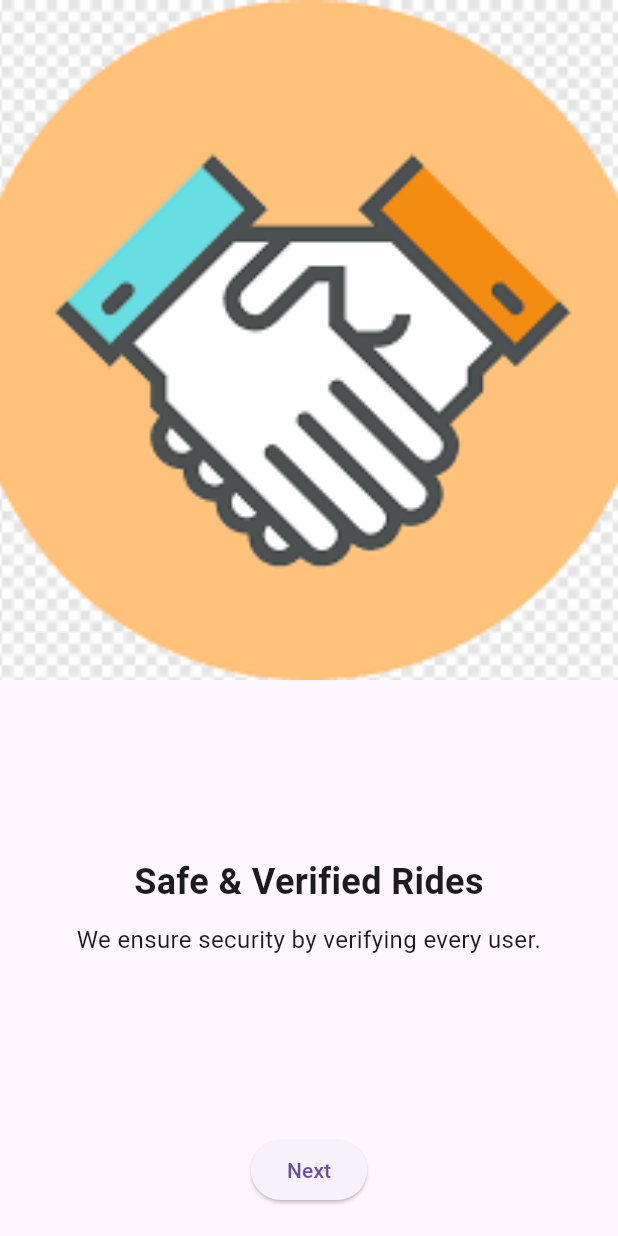
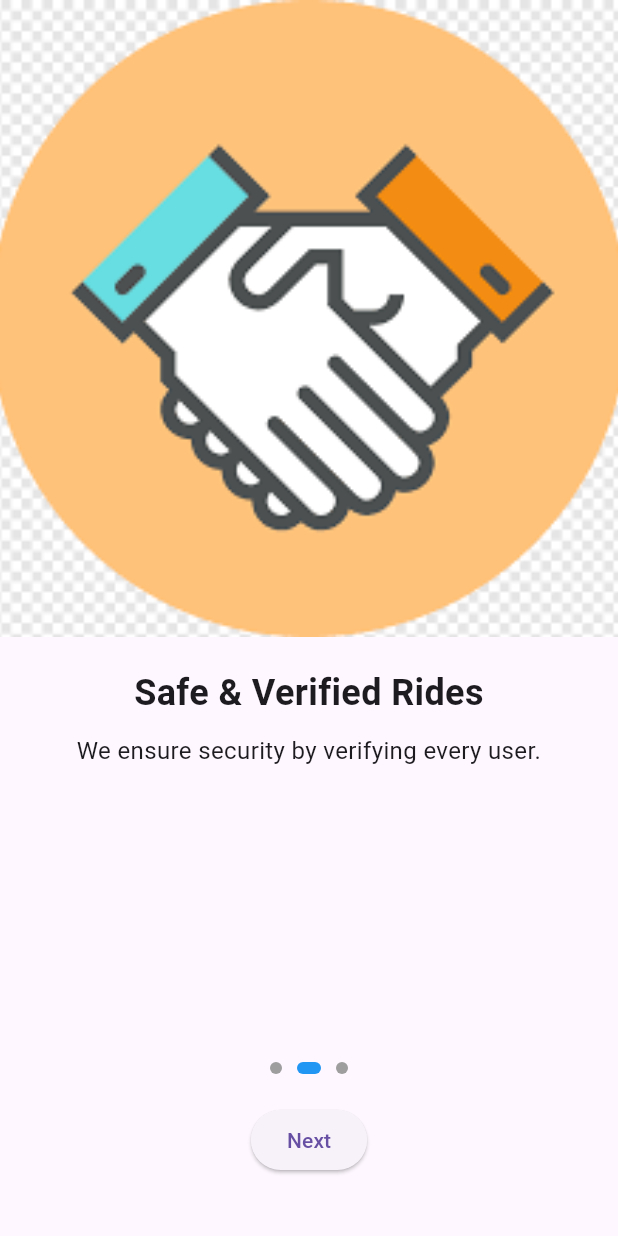
Before and after one commit to knjain1995/kctrustedcarpool, a Flutter app: the screen it shows after launch, after a tap on "Next", on a phone screen of 412 x 824 dp. Run offline on Flutter 3.47's test engine with Material 3 defaults, Android fonts, the phone set to English and light mode, and no system bars; our stand-ins replace firebase_auth, firebase_core, flutter_login; accounts and stored records are empty.

Commit message:
enhanced onboarding screens with pill based movement indicators

```diff
--- a/lib/screens/onboarding_screen.dart
+++ b/lib/screens/onboarding_screen.dart
@@ -9,6 +9,7 @@ class OnboardingScreen extends StatefulWidget {
 }
 
 class _OnboardingScreenState extends State<OnboardingScreen> {
+  final PageController _pageController = PageController();
   int currentIndex = 0;
 
   final List<Map<String, String>> onboardingData = [
@@ -31,9 +32,10 @@ class _OnboardingScreenState extends State<OnboardingScreen> {
 
   void nextPage() {
     if (currentIndex < onboardingData.length - 1) {
-      setState(() {
-        currentIndex++;
-      });
+      _pageController.nextPage(
+        duration: Duration(milliseconds: 500),
+        curve: Curves.easeInOut,
+      );
     } else {
       Navigator.of(context).pushReplacementNamed(LoginScreen.routeName);
     }
@@ -43,27 +45,88 @@ class _OnboardingScreenState extends State<OnboardingScreen> {
   Widget build(BuildContext context) {
     return Scaffold(
       body: Column(
+        children: [
+          Expanded(
+            flex: 4,
+            child: PageView.builder(
+              controller: _pageController,
+              itemCount: onboardingData.length,
+              onPageChanged: (index) {
+                setState(() {
+                  currentIndex = index;
+                });
+              },
+              itemBuilder: (context, index) => OnboardingPage(
+                image: onboardingData[index]["image"]!,
+                title: onboardingData[index]["title"]!,
+                description: onboardingData[index]["description"]!,
+              ),
+            ),
+          ),
+          Row(
+            mainAxisAlignment: MainAxisAlignment.center,
+            children: List.generate(
+              onboardingData.length,
+              (index) => buildDot(index),
+            ),
+          ),
+          SizedBox(height: 20),
+          ElevatedButton(
+            onPressed: nextPage,
+            child: Text(currentIndex < onboardingData.length - 1 ? "Next" : "Get Started"),
+          ),
+          SizedBox(height: 40),
+        ],
+      ),
+    );
+  }
+
+  Widget buildDot(int index) {
+    return AnimatedContainer(
+      duration: Duration(milliseconds: 300),
+      margin: EdgeInsets.symmetric(horizontal: 5),
+      height: 8,
+      width: currentIndex == index ? 16 : 8,
+      decoration: BoxDecoration(
+        color: currentIndex == index ? Colors.blue : Colors.grey,
+        borderRadius: BorderRadius.circular(4),
+      ),
+    );
+  }
+}
+
+class OnboardingPage extends StatelessWidget {
+  final String image, title, description;
+
+  const OnboardingPage({
+    required this.image,
+    required this.title,
+    required this.description,
+  });
+
+  @override
+  Widget build(BuildContext context) {
+    return Column(
       mainAxisAlignment: MainAxisAlignment.center,
       children: [
         Expanded(
           flex: 3,
-            child: Image.asset(onboardingData[currentIndex]["image"]!, fit: BoxFit.cover),
+          child: Image.asset(image, fit: BoxFit.cover),
         ),
         Expanded(
           flex: 2,
           child: Padding(
             padding: const EdgeInsets.all(20.0),
             child: Column(
-                mainAxisAlignment: MainAxisAlignment.center,
               children: [
                 Text(
-                    onboardingData[currentIndex]["title"]!,
+                  title,
                   style: TextStyle(fontSize: 24, fontWeight: FontWeight.bold),
                   textAlign: TextAlign.center,
                 ),
                 SizedBox(height: 10),
                 Text(
-                    onboardingData[currentIndex]["description"]!,
+                  description,
                   style: TextStyle(fontSize: 16),
                   textAlign: TextAlign.center,
                 ),
@@ -71,13 +134,7 @@ class _OnboardingScreenState extends State<OnboardingScreen> {
             ),
           ),
         ),
-          ElevatedButton(
-            onPressed: nextPage,
-            child: Text(currentIndex < onboardingData.length - 1 ? "Next" : "Get Started"),
-          ),
-          SizedBox(height: 20),
       ],
-      ),
     );
   }
 }
```
Lines whose indentation alone changed are shown as unchanged.
